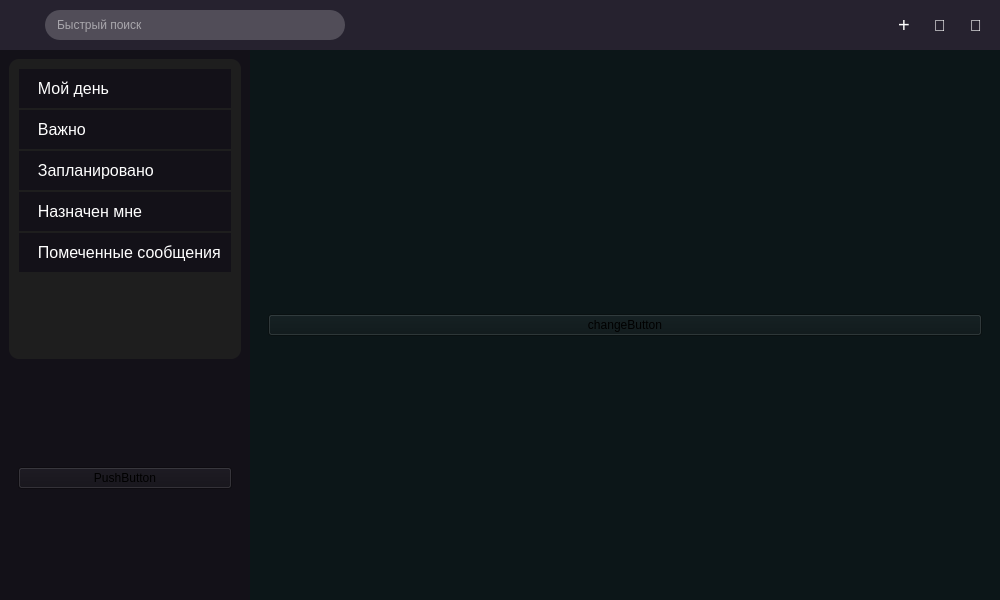
Old version of the form FAK/mainwindow.ui in the repository Teddy-Ro/FAK.
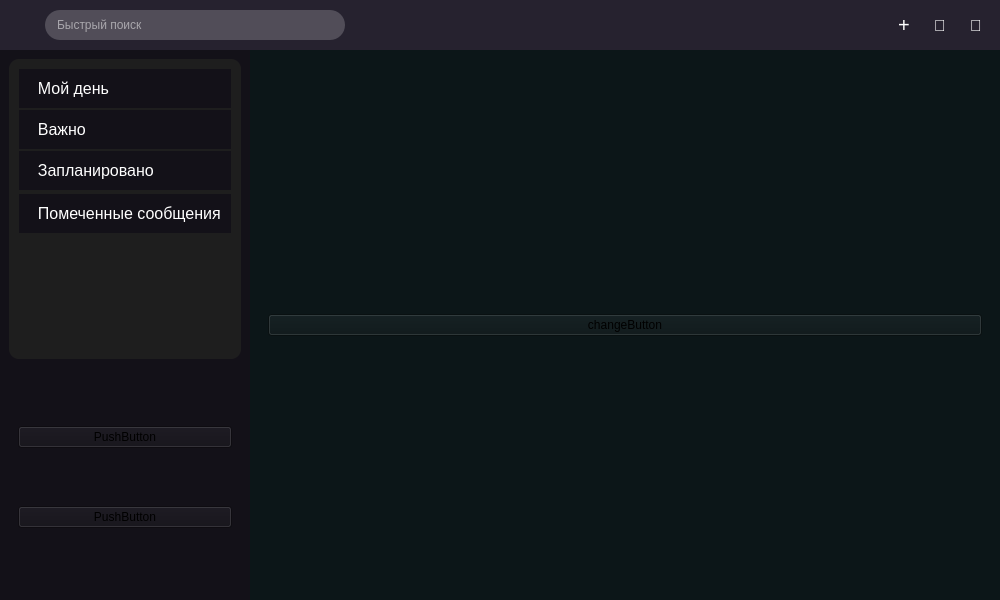
New version of the form. Icons and pictures are not drawn.

Patch:
```diff
--- a/FAK/mainwindow.ui
+++ b/FAK/mainwindow.ui
@@ -424,17 +424,6 @@
                    <property name="bottomMargin">
                     <number>0</number>
                    </property>
-                   <item>
-                    <widget class="QPushButton" name="assignedToMeButton">
-                     <property name="text">
-                      <string>  Назначен мне</string>
-                     </property>
-                     <property name="icon">
-                      <iconset>
-                       <normaloff>icons/user.png</normaloff>icons/user.png</iconset>
-                     </property>
-                    </widget>
-                   </item>
                   </layout>
                  </widget>
                 </item>
@@ -506,6 +495,13 @@
                <item>
                 <widget class="QWidget" name="widget_2" native="true">
                  <layout class="QVBoxLayout" name="verticalLayout_4">
+                  <item>
+                   <widget class="QPushButton" name="pushButton_2">
+                    <property name="text">
+                     <string>PushButton</string>
+                    </property>
+                   </widget>
+                  </item>
                   <item>
                    <widget class="QPushButton" name="pushButton">
                     <property name="text">
```
